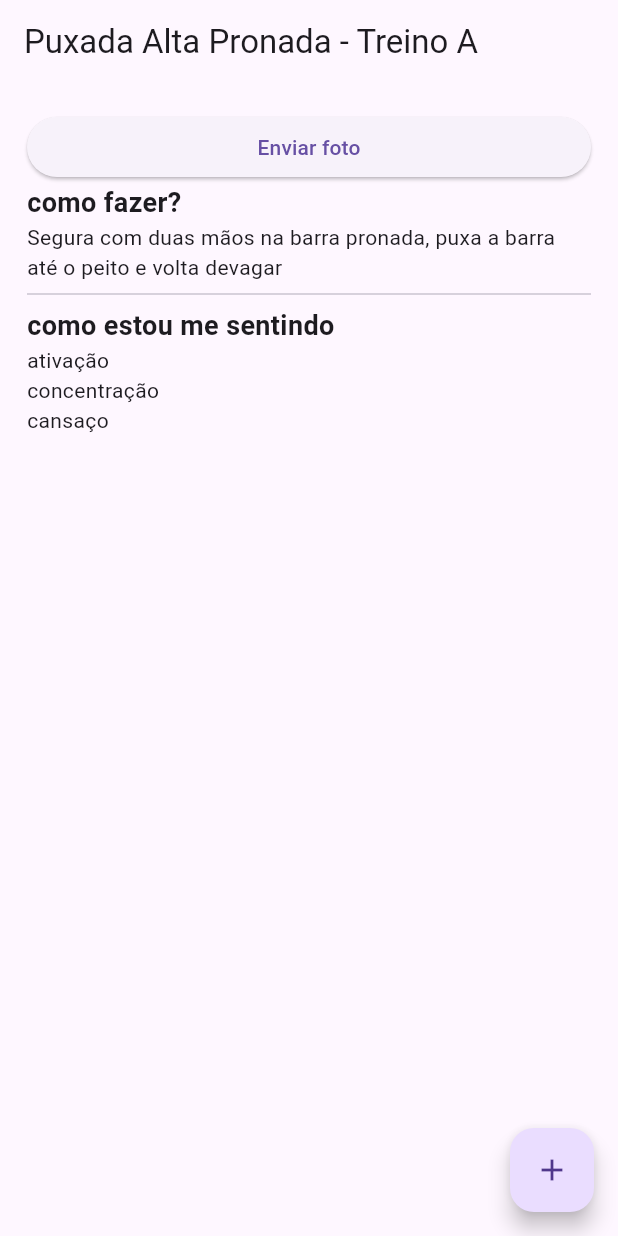
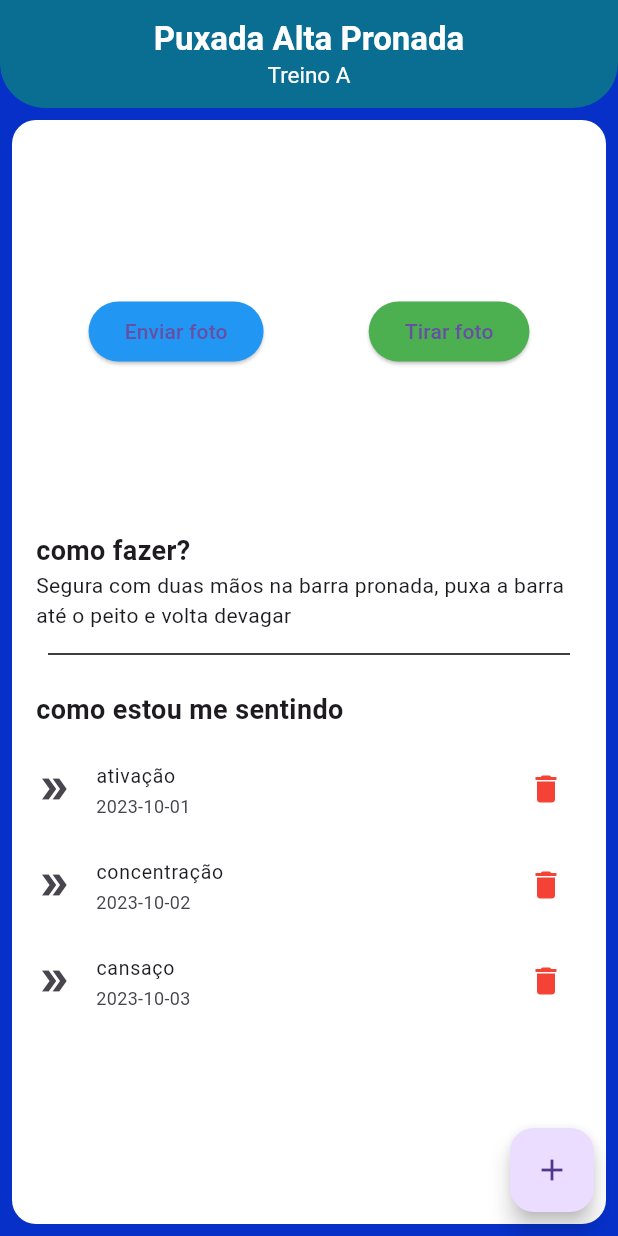
Before and after one commit to felipe-victoriani/academia_gym, a Flutter app: the screen it shows after launch, on a phone screen of 412 x 824 dp. Run offline on Flutter 3.47's test engine with Material 3 defaults, Android fonts, the phone set to English and light mode, and no system bars.

Commit message:
Atualização na tela: ajustes no layout e conteúdo

```diff
--- a/lib/telas/telas.dart
+++ b/lib/telas/telas.dart
@@ -23,8 +23,31 @@ class Telas extends StatelessWidget {
   @override
   Widget build(BuildContext context) {
     return Scaffold(
+      backgroundColor: const Color.fromARGB(255, 6, 48, 200),
       appBar: AppBar(
-        title: Text("${exercicioModelo.nome} - ${exercicioModelo.treino}"),
+        title: Column(
+          children: [
+            Text(
+              exercicioModelo.nome,
+              style: TextStyle(
+                fontWeight: FontWeight.bold,
+                fontSize: 22,
+                color: Colors.white,
+              ),
+            ),
+            Text(
+              exercicioModelo.treino,
+              style: const TextStyle(fontSize: 15, color: Colors.white),
+            ),
+          ],
+        ),
+        centerTitle: true,
+        backgroundColor: const Color(0xFF0A6D92),
+        elevation: 0,
+        toolbarHeight: 72,
+        shape: const RoundedRectangleBorder(
+          borderRadius: BorderRadius.vertical(bottom: Radius.circular(30)),
+        ), // Cor do AppBar
       ),
       floatingActionButton: FloatingActionButton(
         onPressed: () {
@@ -32,27 +55,74 @@ class Telas extends StatelessWidget {
         },
         child: const Icon(Icons.add),
       ),
-      body: Padding(
-        padding: const EdgeInsets.all(18.0),
+      body: Container(
+        margin: const EdgeInsets.all(8),
+        padding: const EdgeInsets.all(16.0),
+        decoration: BoxDecoration(
+          color: Colors.white,
+          borderRadius: BorderRadius.circular(16),
+        ),
 
         child: ListView(
           children: [
-            ElevatedButton(onPressed: () {}, child: const Text("Enviar foto")),
+            SizedBox(
+              height: 250,
+              child: Row(
+                mainAxisAlignment: MainAxisAlignment.spaceAround,
+                children: [
+                  ElevatedButton(
+                    onPressed: () {},
+                    style: ElevatedButton.styleFrom(
+                      backgroundColor: Colors.blue, // Cor de fundo)
+                    ),
+                    child: const Text("Enviar foto"),
+                  ),
+                  ElevatedButton(
+                    onPressed: () {},
+                    style: ElevatedButton.styleFrom(
+                      backgroundColor: Colors.green, // Cor de fundo
+                    ),
+                    child: const Text("Tirar foto"),
+                  ),
+                ],
+              ),
+            ),
+
+            const SizedBox(height: 8),
             const Text(
               "como fazer?",
               style: TextStyle(fontWeight: FontWeight.bold, fontSize: 18),
             ),
             Text(exercicioModelo.comoFazer),
-            Divider(),
-            Text(
+            const Padding(
+              padding: EdgeInsets.all(8.0),
+              child: Divider(color: Colors.black),
+            ),
+            const SizedBox(height: 8),
+            const Text(
               "como estou me sentindo",
               style: TextStyle(fontWeight: FontWeight.bold, fontSize: 18),
             ),
+            const SizedBox(height: 8),
             Column(
               crossAxisAlignment: CrossAxisAlignment.start,
               children: List.generate(listaSentimentos.length, (index) {
                 SentimentoModelo sentimentoAtual = listaSentimentos[index];
-                return Text(sentimentoAtual.sentindo);
+                return ListTile(
+                  dense: true,
+                  contentPadding: EdgeInsets.zero,
+                  title: Text(sentimentoAtual.sentindo),
+                  subtitle: Text(sentimentoAtual.data),
+                  leading: const Icon(Icons.double_arrow),
+                  trailing: IconButton(
+                    icon: const Icon(Icons.delete),
+                    color: Colors.red,
+                    onPressed: () {
+                      // Lógica para remover o sentimento
+                      print("Remover sentimento: ${sentimentoAtual.id}");
+                    },
+                  ),
+                );
               }),
             ),
           ],
```
